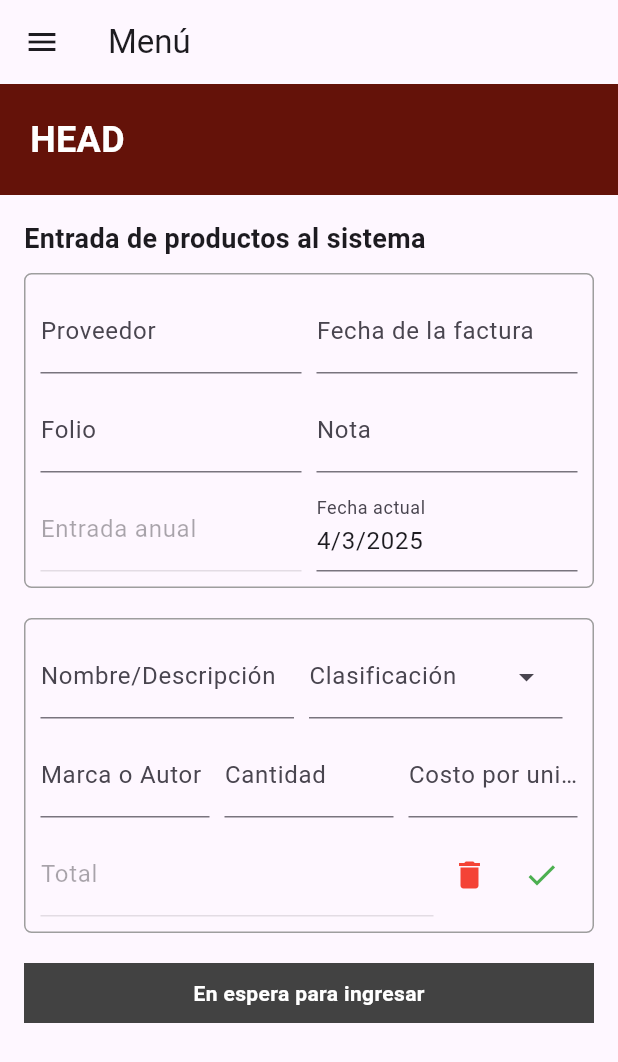
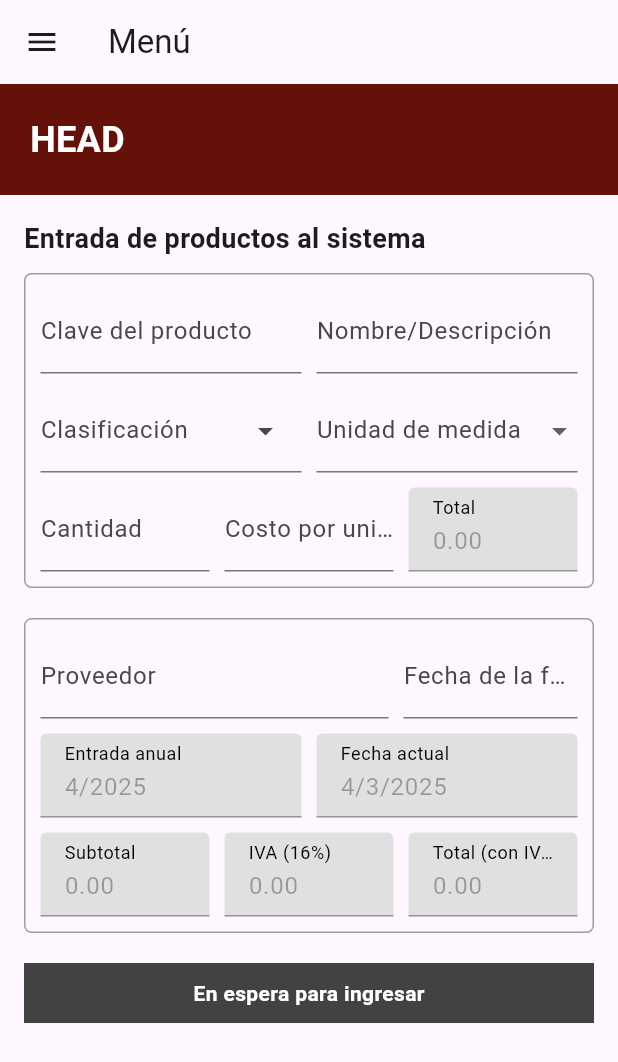
Before and after one commit to JVlazco81/control_almacen_frontend, a Flutter app: the Entradas_Art screen opened by its route, on a phone screen of 412 x 824 dp. Shown: the top 1062 px of the screen. Run offline on Flutter 3.47's test engine with Material 3 defaults, Android fonts, the phone set to English and light mode, and no system bars; drawn by our look-alikes of dropdown_search.

Commit message:
PCA-2 El formulario permite ingresar datos y hace los calculos automaticos (no manda informacion al back)

```diff
--- a/lib/screens/entradas_art.dart
+++ b/lib/screens/entradas_art.dart
@@ -12,6 +12,13 @@ class Entradas_Art extends StatefulWidget {
 class _Entradas_ArtState extends State<Entradas_Art> {
   TextEditingController fechaFacturaController = TextEditingController();
   TextEditingController fechaActualController = TextEditingController();
+  TextEditingController entradaAnualController = TextEditingController();
+  TextEditingController subtotalController = TextEditingController(
+    text: "0.00",
+  );
+  TextEditingController ivaController = TextEditingController(text: "0.00");
+  TextEditingController totalController = TextEditingController(text: "0.00");
+
   List<String> clasificaciones = [
     'Clasificación 1',
     'Clasificación 2',
@@ -20,30 +27,37 @@ class _Entradas_ArtState extends State<Entradas_Art> {
     'Otra Clasificación',
   ];
 
+  List<String> unidadesMedida = ['PZA', 'CAJA', 'PAQUETE'];
+
+  double cantidad = 0;
+  double costoUnitario = 0;
+  double totalArticulo = 0;
+
   @override
   void initState() {
     super.initState();
     fechaActualController.text =
         "${DateTime.now().day}/${DateTime.now().month}/${DateTime.now().year}";
+    entradaAnualController.text = "4/${DateTime.now().year}";
   }
 
-  Future<void> _selectDate(
-    BuildContext context,
-    TextEditingController controller,
-  ) async {
-    DateTime? pickedDate = await showDatePicker(
-      context: context,
-      initialDate: DateTime.now(),
-      firstDate: DateTime(2000),
-      lastDate: DateTime(2101),
-    );
+  void _calcularTotalArticulo() {
+    setState(() {
+      totalArticulo = cantidad * costoUnitario;
+      _calcularTotales();
+    });
+  }
 
-    if (pickedDate != null) {
-      setState(() {
-        controller.text =
-            "${pickedDate.day}/${pickedDate.month}/${pickedDate.year}";
-      });
-    }
+  void _calcularTotales() {
+    double subtotal = totalArticulo;
+    double iva = subtotal * 0.16;
+    double total = subtotal + iva;
+
+    setState(() {
+      subtotalController.text = subtotal.toStringAsFixed(2);
+      ivaController.text = iva.toStringAsFixed(2);
+      totalController.text = total.toStringAsFixed(2);
+    });
   }
 
   @override
@@ -60,7 +74,7 @@ class _Entradas_ArtState extends State<Entradas_Art> {
             ),
             SizedBox(height: 10),
 
-            // Primera tabla (Información de la entrada)
+            // Primera tabla (Información de artículos)
             Container(
               padding: EdgeInsets.all(10),
               decoration: BoxDecoration(
@@ -72,6 +86,118 @@ class _Entradas_ArtState extends State<Entradas_Art> {
                   Row(
                     children: [
                       Expanded(
+                        child: TextField(
+                          decoration: InputDecoration(
+                            labelText: 'Clave del producto',
+                          ),
+                        ),
+                      ),
+                      SizedBox(width: 10),
+                      Expanded(
+                        child: TextField(
+                          decoration: InputDecoration(
+                            labelText: 'Nombre/Descripción',
+                          ),
+                        ),
+                      ),
+                    ],
+                  ),
+                  SizedBox(height: 10),
+                  Row(
+                    children: [
+                      Expanded(
+                        child: DropdownSearch<String>(
+                          items: clasificaciones,
+                          popupProps: PopupProps.menu(showSearchBox: true),
+                          dropdownDecoratorProps: DropDownDecoratorProps(
+                            dropdownSearchDecoration: InputDecoration(
+                              labelText: 'Clasificación',
+                            ),
+                          ),
+                        ),
+                      ),
+                      SizedBox(width: 10),
+                      Expanded(
+                        child: DropdownButtonFormField<String>(
+                          items:
+                              unidadesMedida
+                                  .map(
+                                    (e) => DropdownMenuItem(
+                                      value: e,
+                                      child: Text(e),
+                                    ),
+                                  )
+                                  .toList(),
+                          decoration: InputDecoration(
+                            labelText: 'Unidad de medida',
+                          ),
+                          onChanged: (value) {},
+                        ),
+                      ),
+                    ],
+                  ),
+                  SizedBox(height: 10),
+                  Row(
+                    children: [
+                      Expanded(
+                        child: TextField(
+                          decoration: InputDecoration(labelText: 'Cantidad'),
+                          keyboardType: TextInputType.number,
+                          onChanged: (value) {
+                            cantidad = double.tryParse(value) ?? 0;
+                            _calcularTotalArticulo();
+                          },
+                        ),
+                      ),
+                      SizedBox(width: 10),
+                      Expanded(
+                        child: TextField(
+                          decoration: InputDecoration(
+                            labelText: 'Costo por unidad',
+                          ),
+                          keyboardType: TextInputType.number,
+                          onChanged: (value) {
+                            costoUnitario = double.tryParse(value) ?? 0;
+                            _calcularTotalArticulo();
+                          },
+                        ),
+                      ),
+                      SizedBox(width: 10),
+                      Expanded(
+                        child: TextField(
+                          controller: TextEditingController(
+                            text: totalArticulo.toStringAsFixed(2),
+                          ),
+                          decoration: InputDecoration(
+                            labelText: 'Total',
+                            labelStyle: TextStyle(color: Colors.black),
+                            filled: true,
+                            fillColor: Colors.grey[300],
+                            enabled: false,
+                          ),
+                        ),
+                      ),
+                    ],
+                  ),
+                ],
+              ),
+            ),
+
+            SizedBox(height: 20),
+
+            // Segunda tabla (Información de la entrada)
+            Container(
+              padding: EdgeInsets.all(10),
+              decoration: BoxDecoration(
+                border: Border.all(color: Colors.grey),
+                borderRadius: BorderRadius.circular(5),
+              ),
+              child: Column(
+                children: [
+                  Row(
+                    children: [
+                      Expanded(
+                        flex: 2,
                         child: TextField(
                           decoration: InputDecoration(labelText: 'Proveedor'),
                         ),
@@ -85,8 +211,19 @@ class _Entradas_ArtState extends State<Entradas_Art> {
                           ),
                           readOnly: true,
                           onTap:
-                              () =>
-                                  _selectDate(context, fechaFacturaController),
+                              () => showDatePicker(
+                                context: context,
+                                initialDate: DateTime.now(),
+                                firstDate: DateTime(2000),
+                                lastDate: DateTime(2101),
+                              ).then((pickedDate) {
+                                if (pickedDate != null) {
+                                  setState(() {
+                                    fechaFacturaController.text =
+                                        "${pickedDate.day}/${pickedDate.month}/${pickedDate.year}";
+                                  });
+                                }
+                              }),
                         ),
                       ),
                     ],
@@ -96,24 +233,12 @@ class _Entradas_ArtState extends State<Entradas_Art> {
                     children: [
                       Expanded(
                         child: TextField(
-                          decoration: InputDecoration(labelText: 'Folio'),
-                        ),
-                      ),
-                      SizedBox(width: 10),
-                      Expanded(
-                        child: TextField(
-                          decoration: InputDecoration(labelText: 'Nota'),
-                        ),
-                      ),
-                    ],
-                  ),
-                  SizedBox(height: 10),
-                  Row(
-                    children: [
-                      Expanded(
-                        child: TextField(
+                          controller: entradaAnualController,
                           decoration: InputDecoration(
                             labelText: 'Entrada anual',
+                            labelStyle: TextStyle(color: Colors.black),
+                            filled: true,
+                            fillColor: Colors.grey[300],
                             enabled: false,
                           ),
                         ),
@@ -124,87 +249,10 @@ class _Entradas_ArtState extends State<Entradas_Art> {
                           controller: fechaActualController,
                           decoration: InputDecoration(
                             labelText: 'Fecha actual',
-                          ),
-                          readOnly: true,
-                        ),
-                      ),
-                    ],
-                  ),
-                ],
-              ),
-            ),
-
-            SizedBox(height: 20),
-
-            // Segunda tabla (Información del artículo)
-            Container(
-              padding: EdgeInsets.all(10),
-              decoration: BoxDecoration(
-                border: Border.all(color: Colors.grey),
-                borderRadius: BorderRadius.circular(5),
-              ),
-              child: Column(
-                children: [
-                  Row(
-                    children: [
-                      Expanded(
-                        child: TextField(
-                          decoration: InputDecoration(
-                            labelText: 'Nombre/Descripción',
-                          ),
-                        ),
-                      ),
-                      SizedBox(width: 10),
-                      Expanded(
-                        child: DropdownSearch<String>(
-                          items: clasificaciones,
-                          popupProps: PopupProps.menu(
-                            showSearchBox: true,
-                            searchFieldProps: TextFieldProps(
-                              decoration: InputDecoration(
-                                labelText: "Buscar clasificación...",
-                              ),
-                            ),
-                          ),
-                          dropdownDecoratorProps: DropDownDecoratorProps(
-                            dropdownSearchDecoration: InputDecoration(
-                              labelText: 'Clasificación',
-                            ),
-                          ),
-                          filterFn: (item, filter) {
-                            return item.toLowerCase().contains(
-                              filter.toLowerCase(),
-                            );
-                          },
-                          onChanged: (value) {
-                            print('Seleccionado: $value');
-                          },
-                        ),
-                      ),
-                      SizedBox(width: 10),
-                    ],
-                  ),
-                  SizedBox(height: 10),
-                  Row(
-                    children: [
-                      Expanded(
-                        child: TextField(
-                          decoration: InputDecoration(
-                            labelText: 'Marca o Autor',
-                          ),
-                        ),
-                      ),
-                      SizedBox(width: 10),
-                      Expanded(
-                        child: TextField(
-                          decoration: InputDecoration(labelText: 'Cantidad'),
-                        ),
-                      ),
-                      SizedBox(width: 10),
-                      Expanded(
-                        child: TextField(
-                          decoration: InputDecoration(
-                            labelText: 'Costo por unidad',
+                            labelStyle: TextStyle(color: Colors.black),
+                            filled: true,
+                            fillColor: Colors.grey[300],
+                            enabled: false,
                           ),
                         ),
                       ),
@@ -215,19 +263,41 @@ class _Entradas_ArtState extends State<Entradas_Art> {
                     children: [
                       Expanded(
                         child: TextField(
+                          controller: subtotalController,
                           decoration: InputDecoration(
-                            labelText: 'Total',
+                            labelText: 'Subtotal',
+                            labelStyle: TextStyle(color: Colors.black),
+                            filled: true,
+                            fillColor: Colors.grey[300],
                             enabled: false,
                           ),
                         ),
                       ),
-                      IconButton(
-                        icon: Icon(Icons.delete, color: Colors.red),
-                        onPressed: () {},
+                      SizedBox(width: 10),
+                      Expanded(
+                        child: TextField(
+                          controller: ivaController,
+                          decoration: InputDecoration(
+                            labelText: 'IVA (16%)',
+                            labelStyle: TextStyle(color: Colors.black),
+                            filled: true,
+                            fillColor: Colors.grey[300],
+                            enabled: false,
+                          ),
+                        ),
                       ),
-                      IconButton(
-                        icon: Icon(Icons.check, color: Colors.green),
-                        onPressed: () {},
+                      SizedBox(width: 10),
+                      Expanded(
+                        child: TextField(
+                          controller: totalController,
+                          decoration: InputDecoration(
+                            labelText: 'Total (con IVA)',
+                            labelStyle: TextStyle(color: Colors.black),
+                            filled: true,
+                            fillColor: Colors.grey[300],
+                            enabled: false,
+                          ),
+                        ),
                       ),
                     ],
                   ),
```
